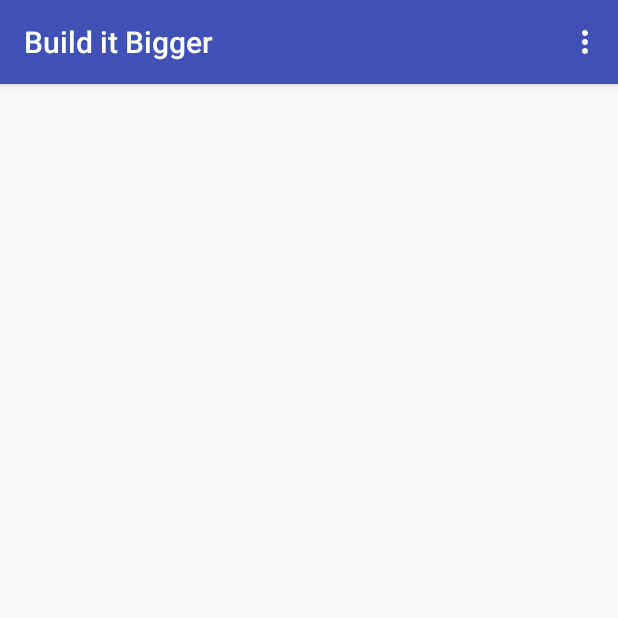
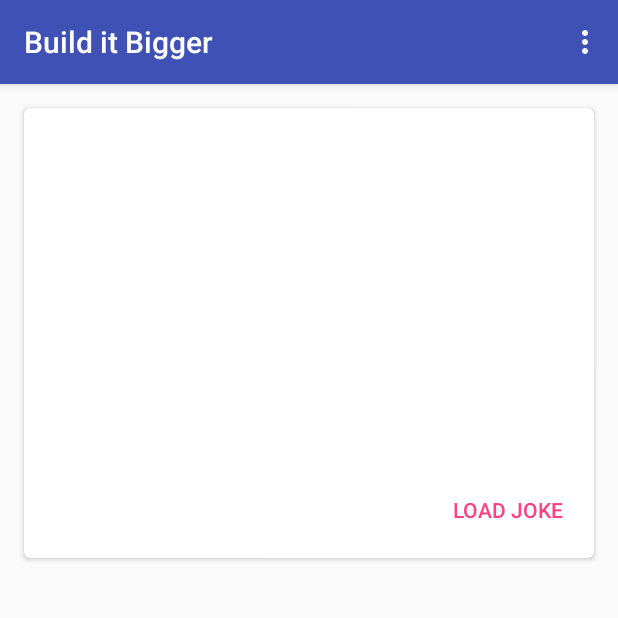
Before and after one commit to crazyhitty/Build-It-Bigger, an Android app: the screen it shows after launch (MainActivity), on a phone screen of 412 x 824 dp, the top half of it. Run offline under Robolectric (Android 15) with nearby library versions, the phone set to English and light mode, and no system bars; our stand-ins replace AdMob, data binding; 3 statements that could not run were skipped.

Commit message:
Created custom TextSwitcher for better usability w/ other minor changes

```diff
--- a/app/build.gradle
+++ b/app/build.gradle
@@ -6,7 +6,7 @@ android {
 
     defaultConfig {
         applicationId "com.udacity.gradle.builditbigger"
-        minSdkVersion 15
+        minSdkVersion 17
         targetSdkVersion 24
         versionCode 1
         versionName "1.0"
--- a/app/src/main/java/com/udacity/gradle/builditbigger/ui/data/UserPreferences.java
+++ b/app/src/main/java/com/udacity/gradle/builditbigger/data/UserPreferences.java
@@ -1,8 +1,8 @@
-package com.udacity.gradle.builditbigger.ui.data;
+package com.udacity.gradle.builditbigger.data;
 
 import android.content.Context;
 
-import com.udacity.gradle.builditbigger.ui.utils.SharedPrefUtil;
+import com.udacity.gradle.builditbigger.utils.SharedPrefUtil;
 
 /**
  * Author: Kartik Sharma
--- a/app/src/main/java/com/udacity/gradle/builditbigger/ui/fragments/MainActivityFragment.java
+++ b/app/src/main/java/com/udacity/gradle/builditbigger/ui/fragments/MainActivityFragment.java
@@ -10,17 +10,19 @@ import android.view.MenuInflater;
 import android.view.MenuItem;
 import android.view.View;
 import android.view.ViewGroup;
-import android.widget.Toast;
 
 import com.google.android.gms.ads.AdRequest;
 import com.udacity.gradle.builditbigger.R;
 import com.udacity.gradle.builditbigger.databinding.FragmentMainBinding;
-import com.udacity.gradle.builditbigger.ui.data.UserPreferences;
+import com.udacity.gradle.builditbigger.data.UserPreferences;
 
 /**
  * A placeholder fragment containing a simple view.
  */
 public class MainActivityFragment extends Fragment {
+    private static final String[] DUMMY_TEXT={"This", "is", "a", "text", "view", "switcher", "example"};
+    private int mDummyTextPosition=0;
+
     private FragmentMainBinding mFragmentMainBinding;
 
     public static MainActivityFragment newInstance() {
@@ -60,8 +62,11 @@ public class MainActivityFragment extends Fragment {
         mFragmentMainBinding.adView.loadAd(adRequest);
     }
 
-    public void tellJoke(View view) {
-        Toast.makeText(getActivity(), "derp", Toast.LENGTH_SHORT).show();
+    public void loadJoke(View view) {
+        mFragmentMainBinding.setJokeText(DUMMY_TEXT[mDummyTextPosition]);
+        if(mDummyTextPosition!=DUMMY_TEXT.length-1) {
+            mDummyTextPosition++;
+        }
     }
 
     @Override
--- /dev/null
+++ b/app/src/main/java/com/udacity/gradle/builditbigger/ui/views/SimpleTextSwitcher.java
@@ -0,0 +1,72 @@
+package com.udacity.gradle.builditbigger.ui.views;
+
+import android.content.Context;
+import android.content.res.TypedArray;
+import android.os.Build;
+import android.util.AttributeSet;
+import android.view.View;
+import android.view.animation.Animation;
+import android.view.animation.AnimationUtils;
+import android.widget.TextSwitcher;
+import android.widget.TextView;
+
+import com.udacity.gradle.builditbigger.R;
+
+/**
+ * Author: Kartik Sharma
+ * Created on: 7/31/2016 , 4:25 PM
+ * Project: FinalProject
+ */
+
+public class SimpleTextSwitcher extends TextSwitcher {
+    private String mText;
+    private int mTextAppearance;
+
+    public SimpleTextSwitcher(Context context) {
+        super(context);
+        initializeView();
+    }
+
+    public SimpleTextSwitcher(Context context, AttributeSet attrs) {
+        super(context, attrs);
+        initializeAttributes(attrs);
+        initializeView();
+
+    }
+
+    private void initializeAttributes(AttributeSet attributeSet){
+        TypedArray typedArray=getContext().getTheme().obtainStyledAttributes(attributeSet, R.styleable.SimpleTextSwitcher, 0, 0);
+        try{
+            mText=typedArray.getString(R.styleable.SimpleTextSwitcher_text);
+            mTextAppearance=typedArray.getResourceId(R.styleable.SimpleTextSwitcher_textAppearance, android.R.style.TextAppearance_Medium);
+        }finally {
+            typedArray.recycle();
+        }
+    }
+
+    private void initializeView(){
+        setFactory(mFactory);
+
+        Animation in = AnimationUtils.loadAnimation(getContext(),
+                android.R.anim.fade_in);
+        Animation out = AnimationUtils.loadAnimation(getContext(),
+                android.R.anim.fade_out);
+        setInAnimation(in);
+        setOutAnimation(out);
+
+        setCurrentText(mText);
+    }
+
+    private ViewFactory mFactory = new ViewFactory() {
+        @Override
+        public View makeView() {
+            TextView textView = new TextView(getContext());
+            if (Build.VERSION.SDK_INT >= Build.VERSION_CODES.M) {
+                textView.setTextAppearance(mTextAppearance);
+            }else {
+                textView.setTextAppearance(getContext(), mTextAppearance);
+            }
+            return textView;
+        }
+    };
+}
--- a/app/src/main/java/com/udacity/gradle/builditbigger/ui/utils/SharedPrefUtil.java
+++ b/app/src/main/java/com/udacity/gradle/builditbigger/utils/SharedPrefUtil.java
@@ -1,4 +1,4 @@
-package com.udacity.gradle.builditbigger.ui.utils;
+package com.udacity.gradle.builditbigger.utils;
 
 import android.content.Context;
 import android.content.SharedPreferences;
--- a/app/src/main/res/layout/activity_main.xml
+++ b/app/src/main/res/layout/activity_main.xml
@@ -2,7 +2,6 @@
 <layout xmlns:android="http://schemas.android.com/apk/res/android">
 
     <data>
-
         <variable
             name="toolbarTitle"
             type="String" />
@@ -33,7 +32,8 @@
         <FrameLayout
             android:id="@+id/frame_layout_main"
             android:layout_width="match_parent"
-            android:layout_height="match_parent" />
+            android:layout_height="match_parent"
+            app:layout_behavior="@string/appbar_scrolling_view_behavior"/>
 
     </android.support.design.widget.CoordinatorLayout>
 </layout>
--- a/app/src/main/res/layout/fragment_main.xml
+++ b/app/src/main/res/layout/fragment_main.xml
@@ -1,24 +1,89 @@
-<layout xmlns:android="http://schemas.android.com/apk/res/android">
+<layout xmlns:android="http://schemas.android.com/apk/res/android"
+    xmlns:app="http://schemas.android.com/apk/res-auto">
 
     <data>
-
         <variable
             name="mainActivityFragment"
             type="com.udacity.gradle.builditbigger.ui.fragments.MainActivityFragment" />
+        <variable
+            name="jokeText"
+            type="String"/>
     </data>
 
-    <android.support.constraint.ConstraintLayout xmlns:ads="http://schemas.android.com/apk/res-auto"
+    <RelativeLayout xmlns:ads="http://schemas.android.com/apk/res-auto"
         android:id="@+id/content_main"
         android:layout_width="match_parent"
         android:layout_height="match_parent">
 
+        <android.support.v7.widget.CardView
+            android:layout_width="match_parent"
+            android:layout_height="@dimen/card_height"
+            android:layout_margin="@dimen/margin_avg"
+            app:cardCornerRadius="@dimen/card_corner_radius"
+            app:contentPadding="@dimen/padding_small"
+            android:layout_alignParentTop="true">
+
+            <RelativeLayout
+                android:layout_width="match_parent"
+                android:layout_height="match_parent">
+
+                <ScrollView
+                    android:layout_width="match_parent"
+                    android:layout_height="match_parent"
+                    android:layout_above="@+id/relative_layout_card_view_bottom_bar"
+                    android:layout_alignParentTop="true"
+                    android:requiresFadingEdge="vertical"
+                    android:fadingEdgeLength="@dimen/scroll_view_fading_edge_length">
+
+                    <com.udacity.gradle.builditbigger.ui.views.SimpleTextSwitcher
+                        android:id="@+id/text_view_joke"
+                        android:layout_width="wrap_content"
+                        android:layout_height="wrap_content"
+                        app:textAppearance="@style/TextAppearance.AppCompat.Medium"
+                        app:text="@{jokeText}"/>
+
+                </ScrollView>
+
+                <RelativeLayout
+                    android:id="@+id/relative_layout_card_view_bottom_bar"
+                    android:layout_width="match_parent"
+                    android:layout_height="wrap_content"
+                    android:layout_alignParentBottom="true">
+
+                    <TextView
+                        android:id="@+id/loading_layout"
+                        android:layout_width="wrap_content"
+                        android:layout_height="wrap_content"
+                        android:layout_alignParentStart="true"
+                        android:layout_toStartOf="@+id/button_load_joke"
+                        android:layout_centerVertical="true"/>
+
+                    <Button
+                        android:id="@+id/button_load_joke"
+                        style="?android:attr/borderlessButtonStyle"
+                        android:layout_width="wrap_content"
+                        android:layout_height="wrap_content"
+                        android:layout_alignParentEnd="true"
+                        android:layout_centerVertical="true"
+                        android:onClick="@{mainActivityFragment.loadJoke}"
+                        android:text="@string/load_joke"
+                        android:textAppearance="@style/TextAppearance.AppCompat.Button"
+                        android:textColor="@color/colorAccent" />
+
+                </RelativeLayout>
+
+            </RelativeLayout>
+
+        </android.support.v7.widget.CardView>
+
         <com.google.android.gms.ads.AdView
             android:id="@+id/adView"
-            android:layout_width="0dp"
+            android:layout_width="match_parent"
             android:layout_height="wrap_content"
+            android:layout_alignParentBottom="true"
+            android:layout_centerHorizontal="true"
             ads:adSize="BANNER"
-            ads:adUnitId="@string/banner_ad_unit_id"
-            ads:layout_constraintBottom_toBottomOf="@+id/content_main"
-            ads:layout_constraintLeft_toLeftOf="@+id/content_main" />
-    </android.support.constraint.ConstraintLayout>
+            ads:adUnitId="@string/banner_ad_unit_id" />
+
+    </RelativeLayout>
 </layout>
--- /dev/null
+++ b/app/src/main/res/values/attrs.xml
@@ -0,0 +1,7 @@
+<?xml version="1.0" encoding="utf-8"?>
+<resources>
+    <declare-styleable name="SimpleTextSwitcher">
+        <attr name="text" format="string"/>
+        <attr name="textAppearance" format="reference"/>
+    </declare-styleable>
+</resources>
--- a/app/src/main/res/values/dimens.xml
+++ b/app/src/main/res/values/dimens.xml
@@ -2,4 +2,20 @@
     <!-- Default screen margins, per the Android Design guidelines. -->
     <dimen name="activity_horizontal_margin">16dp</dimen>
     <dimen name="activity_vertical_margin">16dp</dimen>
+
+    <dimen name="card_height">300dp</dimen>
+    <dimen name="card_corner_radius">4dp</dimen>
+
+    <dimen name="padding_min">4dp</dimen>
+    <dimen name="padding_small">8dp</dimen>
+    <dimen name="padding_avg">16dp</dimen>
+    <dimen name="padding_big">32dp</dimen>
+
+    <dimen name="margin_min">4dp</dimen>
+    <dimen name="margin_small">8dp</dimen>
+    <dimen name="margin_avg">16dp</dimen>
+    <dimen name="margin_big">32dp</dimen>
+    <dimen name="margin_huge">64dp</dimen>
+
+    <dimen name="scroll_view_fading_edge_length">4dp</dimen>
 </resources>
--- a/app/src/main/res/values/strings.xml
+++ b/app/src/main/res/values/strings.xml
@@ -9,4 +9,5 @@
     <string name="action_android_library">Android Library</string>
     <string name="action_google_app_engine">Google App Engine</string>
     <string name="action_joke_source">Joke Source</string>
+    <string name="load_joke">Load Joke</string>
 </resources>
```
Also changed, not shown: 1 other file.
